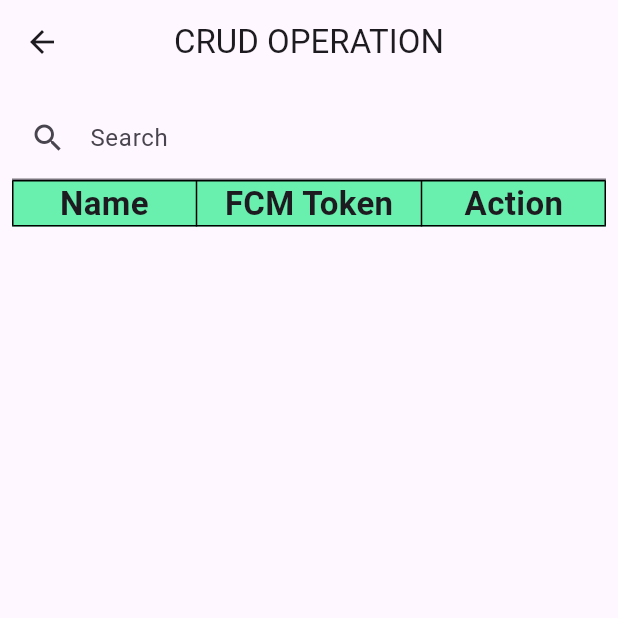
After one commit to FAMISTIC/fyp_food_ordering_app, a Flutter app: the NotifyPage screen opened directly, on a phone screen of 412 x 824 dp, the top half of it. The commit adds this screen. Run offline on Flutter 3.47's test engine with Material 3 defaults, Android fonts, the phone set to English and light mode, and no system bars; our stand-ins replace awesome_notifications, cloud_firestore, firebase_auth, firebase_core, firebase_messaging, firebase_storage and 2 more; missing offline and left inert: app_settings, firebase_app_check; accounts and stored records are empty.

Commit message:
admin notification

```diff
--- /dev/null
+++ b/food_app1_admin/lib/notify_user.dart
@@ -0,0 +1,266 @@
+import 'package:firebase_auth/firebase_auth.dart';
+import 'package:firebase_messaging/firebase_messaging.dart';
+import 'package:flutter/foundation.dart';
+import 'package:flutter/material.dart';
+import 'package:cloud_firestore/cloud_firestore.dart';
+import 'package:food_app1_admin/constraints/textstyle.dart';
+import 'package:food_app1_admin/user_model.dart';
+import 'dart:convert';
+import 'package:http/http.dart' as http;
+
+class NotifyPage extends StatefulWidget {
+  const NotifyPage({Key? key}) : super(key: key);
+
+  @override
+  State<NotifyPage> createState() => _NotifyPageState();
+}
+
+class _NotifyPageState extends State<NotifyPage> {
+
+  final FirebaseMessaging _firebaseMessaging = FirebaseMessaging.instance;
+
+  late AppUser user;
+
+  final FirebaseAuth _auth = FirebaseAuth.instance;
+  CollectionReference delUser =
+      FirebaseFirestore.instance.collection('users');
+
+  late TextEditingController _searchController;
+
+  @override
+  void initState() {
+    super.initState();
+    _searchController = TextEditingController();
+  }
+
+  String searchQuery = '';
+  // Search functionality
+  void search() {
+    String query = _searchController.text.toLowerCase();
+    setState(() {
+      searchQuery = query.toLowerCase();
+    });
+  }
+
+  @override
+  Widget build(BuildContext context) {
+
+    const adminName = 'admin';
+
+    return StreamBuilder<QuerySnapshot>(
+        stream: FirebaseFirestore.instance.collection('users').snapshots(),
+        builder: (BuildContext context, AsyncSnapshot<QuerySnapshot> snapshot) {
+          if (snapshot.hasError) {
+            print('Something Wrong in HomePage');
+          }
+          if (snapshot.connectionState == ConnectionState.waiting) {
+            return const Center(
+              child: CircularProgressIndicator(),
+            );
+          }
+
+          final List<Map<String, dynamic>> firebaseData = [];
+        snapshot.data?.docs.forEach((DocumentSnapshot documentSnapshot) {
+          Map<String, dynamic> store =
+              documentSnapshot.data() as Map<String, dynamic>;
+
+          // Exclude admin user's data
+          if (store['name'] != adminName) {
+            firebaseData.add(store);
+            store['id'] = documentSnapshot.id;
+          }
+        });
+
+          // Filtered data based on search query
+          final List filteredData = firebaseData
+              .where((item) =>
+                  item['name'].toLowerCase().contains(searchQuery) ||
+                  item['phone'].toString().contains(searchQuery))
+              .toList();
+
+          return Scaffold(
+            appBar: AppBar(
+              title: Text('Crud Operation'.toUpperCase()),
+            ),
+            body: Container(
+              margin: const EdgeInsets.all(8),
+              child: Column(
+                children: [
+                  // Search Bar
+                  TextField(
+                    controller: _searchController,
+                    onSubmitted: (value) => search(),
+                    decoration: const InputDecoration(
+                      labelText: 'Search',
+                      prefixIcon: Icon(Icons.search),
+                    ),
+                  ),
+                  // Display Data
+                  Expanded(
+                    child: SingleChildScrollView(
+                      child: Table(
+                        border: TableBorder.all(),
+                        columnWidths: const <int, TableColumnWidth>{
+                          1: FixedColumnWidth(150),
+                        },
+                        defaultVerticalAlignment:
+                            TableCellVerticalAlignment.middle,
+                        children: <TableRow>[
+                          TableRow(
+                            children: [
+                              TableCell(
+                                child: Container(
+                                  color: Colors.greenAccent,
+                                  child: Center(
+                                    child: Text(
+                                      'Name',
+                                      style: txt,
+                                    ),
+                                  ),
+                                ),
+                              ),
+                              TableCell(
+                                child: Container(
+                                  color: Colors.greenAccent,
+                                  child: Center(
+                                    child: Text(
+                                      'FCM Token',
+                                      style: txt,
+                                    ),
+                                  ),
+                                ),
+                              ),
+                              TableCell(
+                                child: Container(
+                                  color: Colors.greenAccent,
+                                  child: Center(
+                                    child: Text(
+                                      'Action',
+                                      style: txt,
+                                    ),
+                                  ),
+                                ),
+                              ),
+                            ],
+                          ),
+                          for (var i = 0; i < filteredData.length; i++) ...[
+                            TableRow(
+                              children: [
+                                TableCell(
+                                  child: SizedBox(
+                                    child: Center(
+                                      child: Text(
+                                        filteredData[i]['name'],
+                                        style: txt2,
+                                      ),
+                                    ),
+                                  ),
+                                ),
+                                TableCell(
+                                  child: SizedBox(
+                                    child: Center(
+                                      child: Text(
+                                        filteredData[i]['fcmToken'].toString(),
+                                        style: txt2,
+                                      ),
+                                    ),
+                                  ),
+                                ),
+                                TableCell(
+                                  child: Row(
+                                    children: [
+                                      IconButton(
+                                        onPressed: () async {
+                                         try {
+                                            await http.post(
+                                              Uri.parse('https://fcm.googleapis.com/fcm/send'),
+                                              headers: <String, String>{
+                                                'Content-Type': 'application/json',
+                                                'Authorization':
+                                                    'key=AAAAfstLWrA:APA91bGlTPTuyr5GLBRnz7xH2ZqxrG0QEI_SXXnwgxGBFADCpEOujreIuBk7Lcv3wzlqlgf8vdUzMX__rhgsj3H5Mc_eUPi0l9VuMBycdfzihxTXIeErNKQZ0lbbQ2bBKZ5UYFcYKUPO',
+                                              },
+                                              body: jsonEncode(
+                                                <String, dynamic>{
+                                                  'priority': 'high',
+                                                  'data': <String, dynamic>{
+                                                    'click_action': 'FLUTTER_NOTIFICATION_CLICK',
+                                                    'status': 'done',
+                                                    'title': 'DJU CAFE',
+                                                    'body': '${filteredData[i]['name']} \nCooking', // Concatenate additional text after the body
+                                                  },
+                                                  "notification": <String, dynamic>{
+                                                    'title': 'DJU CAFE',
+                                                    'body': '${filteredData[i]['name']} \nCooking', // Concatenate additional text after the body
+                                                  },
+                                                  'to': filteredData[i]['fcmToken'].toString(),
+                                                },
+
+                                              ),
+                                            );
+                                          } catch (e) {
+                                            if (kDebugMode) {
+                                              print("error push notification");
+                                            }
+                                          }
+                                        },
+                                        icon: const Icon(
+                                          Icons.kitchen,
+                                          color: Colors.orange,
+                                        ),
+                                      ),
+                                      IconButton(
+                                        onPressed: () async {
+                                         try {
+                                            await http.post(
+                                              Uri.parse('https://fcm.googleapis.com/fcm/send'),
+                                              headers: <String, String>{
+                                                'Content-Type': 'application/json',
+                                                'Authorization':
+                                                    'key=AAAAfstLWrA:APA91bGlTPTuyr5GLBRnz7xH2ZqxrG0QEI_SXXnwgxGBFADCpEOujreIuBk7Lcv3wzlqlgf8vdUzMX__rhgsj3H5Mc_eUPi0l9VuMBycdfzihxTXIeErNKQZ0lbbQ2bBKZ5UYFcYKUPO',
+                                              },
+                                              body: jsonEncode(
+                                                <String, dynamic>{
+                                                  'priority': 'high',
+                                                  'data': <String, dynamic>{
+                                                    'click_action': 'FLUTTER_NOTIFICATION_CLICK',
+                                                    'status': 'done',
+                                                    'title': 'DJU CAFE',
+                                                    'body': '${filteredData[i]['name']} \nPreparing', // Concatenate additional text after the body
+                                                  },
+                                                  "notification": <String, dynamic>{
+                                                    'title': 'DJU CAFE',
+                                                    'body': '${filteredData[i]['name']} \nPreparing', // Concatenate additional text after the body
+                                                  },
+                                                  'to': filteredData[i]['fcmToken'].toString(),
+                                                },
+
+                                              ),
+                                            );
+                                          } catch (e) {
+                                            if (kDebugMode) {
+                                              print("error push notification");
+                                            }
+                                          }
+                                        },
+                                        icon: const Icon(
+                                          Icons.restaurant,
+                                          color: Colors.orange,
+                                        ),
+                                      ),
+                                    ],
+                                  ),
+                                ),
+                              ],
+                            ),
+                          ],
+                        ],
+                      ),
+                    ),
+                  ),
+                ],
+              ),
+            ),
+          );
+        });
+  }
+}
--- a/food_app1_admin/pubspec.yaml
+++ b/food_app1_admin/pubspec.yaml
@@ -49,6 +49,7 @@ dependencies:
   app_settings: ^5.1.1
   flutter_local_notifications: ^12.0.4
   intl: ^0.19.0
+  http: ^1.2.0
 
 dev_dependencies:
   flutter_test:
```
Also changed, not shown: food_app1_admin/lib/home.dart (+5 -4 lines), food_app1_admin/lib/order_page.dart (+27 -2 lines), food_app1_admin/pubspec.lock.
